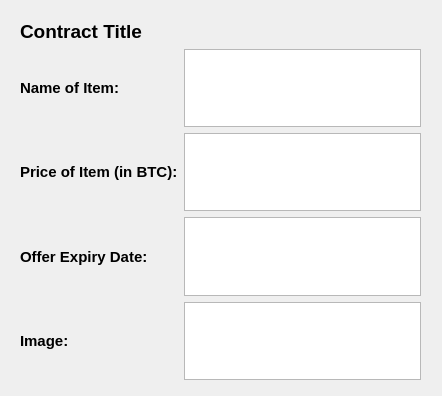
Before: the Qt Designer form src/UI_Files/ViewContract.ui in cgsheeh/SFWR3XA3_Redevelopment, drawn with Qt 5.
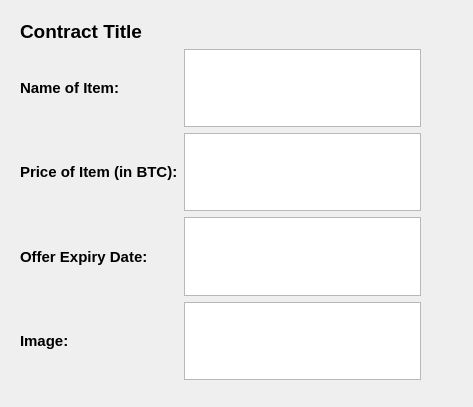
After: the same form once the commit is applied.

Commit message: Rename labels

Patch:
```diff
--- a/src/UI_Files/ViewContract.ui
+++ b/src/UI_Files/ViewContract.ui
@@ -6,8 +6,8 @@
    <rect>
     <x>0</x>
     <y>0</y>
-    <width>442</width>
-    <height>396</height>
+    <width>473</width>
+    <height>407</height>
    </rect>
   </property>
   <property name="font">
```
Left out of the diff: 18 changed lines with no effect on the pictures. The commit also changes 3 other files.
